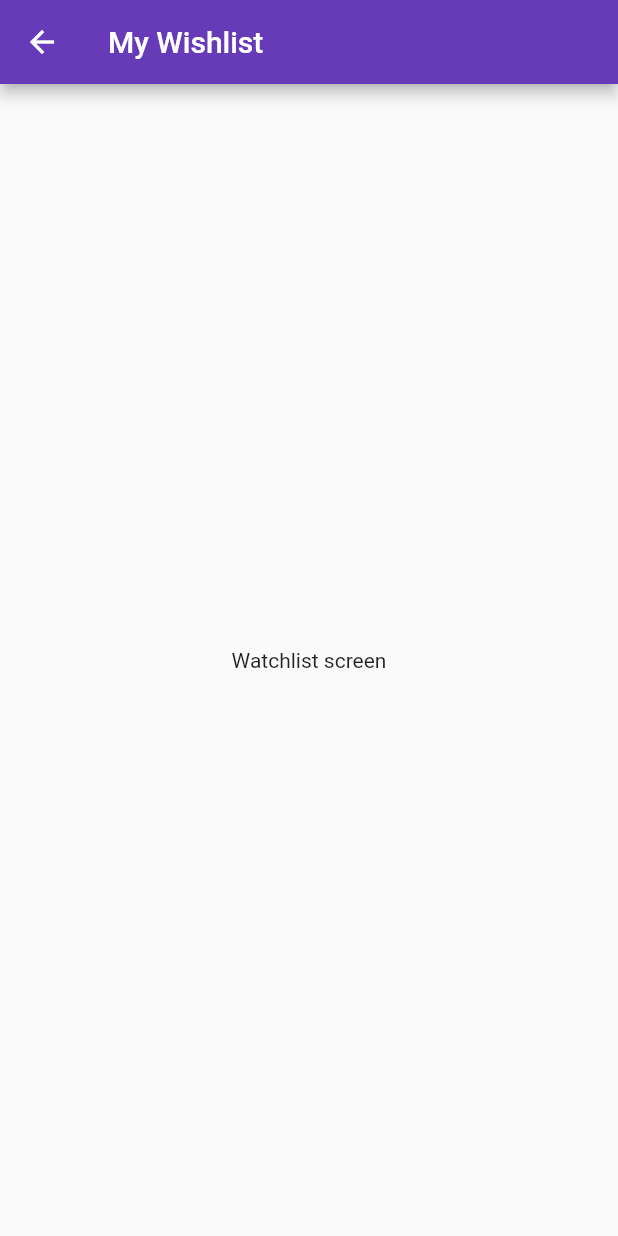
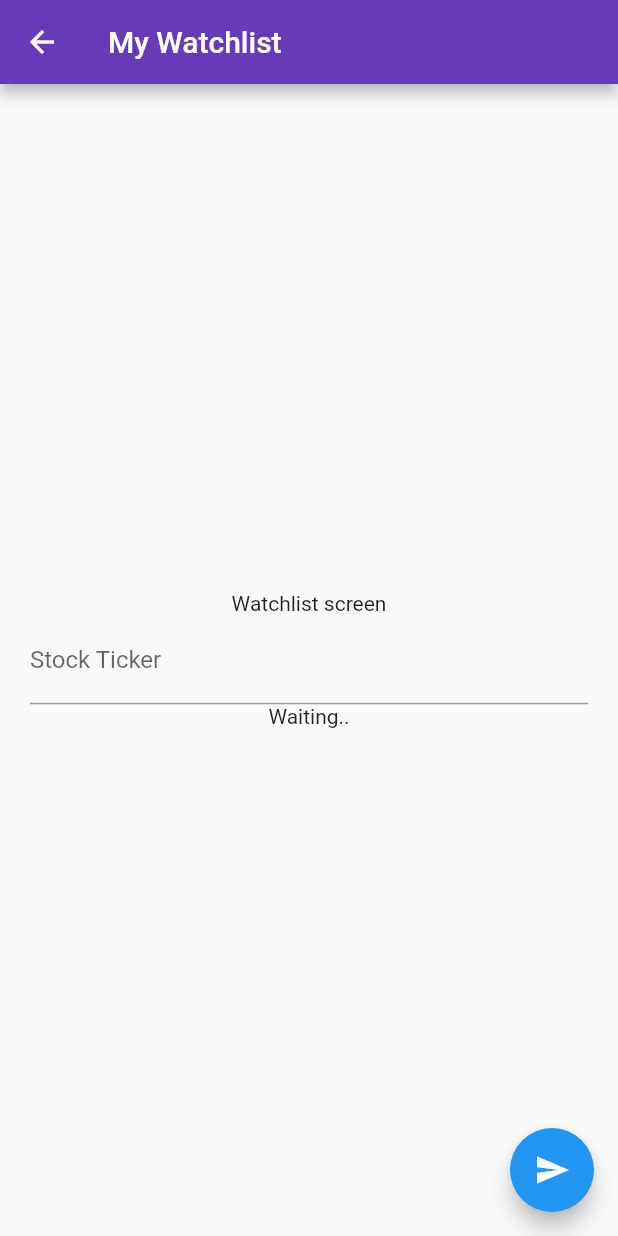
Before and after one commit to CharlesPeterMcCarthy/stock-market-mobile-app, a Flutter app: the WatchlistScreen screen opened by its route, on a phone screen of 412 x 824 dp. Run offline on Flutter 3.47's test engine with Material 2 defaults, Android fonts, the phone set to English and light mode, and no system bars; network calls fail.

Commit message:
Subscribe To Stock Ticker Price Websocket

```diff
--- a/lib/constants/screen-titles.dart
+++ b/lib/constants/screen-titles.dart
@@ -1,6 +1,6 @@
 class ScreenTitles {
 
   static const String HOME_SCREEN = 'Stock Trading';
-  static const String WISHLIST_SCREEN = 'My Wishlist';
+  static const String WATCHLIST_SCREEN = 'My Watchlist';
 
 }
--- a/lib/navigation.dart
+++ b/lib/navigation.dart
@@ -8,7 +8,7 @@ class AppNavigation {
 
   static Map<String, WidgetBuilder> routes = {
     '/': (BuildContext context) => HomeScreen(title: ScreenTitles.HOME_SCREEN),
-    '/watchlist': (BuildContext context) => WatchlistScreen(title: ScreenTitles.WISHLIST_SCREEN)
+    '/watchlist': (BuildContext context) => WatchlistScreen(title: ScreenTitles.WATCHLIST_SCREEN)
   };
 
 }
--- a/lib/screens/watchlist.dart
+++ b/lib/screens/watchlist.dart
@@ -1,29 +1,67 @@
 import 'package:flutter/material.dart';
+import 'package:web_socket_channel/io.dart';
+import 'package:web_socket_channel/web_socket_channel.dart';
 
 class WatchlistScreen extends StatefulWidget {
   WatchlistScreen({Key key, this.title}) : super(key: key);
 
   final String title;
+  final WebSocketChannel channel = IOWebSocketChannel.connect('wss://ws.finnhub.io?token=bs9btlfrh5rahoaofigg');
 
   @override
   _WatchlistScreenState createState() => _WatchlistScreenState();
 }
 
 class _WatchlistScreenState extends State<WatchlistScreen> {
+  TextEditingController _controller = TextEditingController();
+
   @override
   Widget build(BuildContext context) {
     return Scaffold(
       appBar: AppBar(
         title: Text(widget.title),
       ),
-      body: Center(
+      body: Padding(
+        padding: const EdgeInsets.all(20.0),
         child: Column(
           mainAxisAlignment: MainAxisAlignment.center,
           children: <Widget>[
             Text('Watchlist screen'),
+            Form(
+              child: TextFormField(
+                controller: _controller,
+                decoration: InputDecoration(labelText: 'Stock Ticker'),
+              ),
+            ),
+            StreamBuilder(
+              stream: widget.channel.stream,
+              builder: (context, snapshot) {
+                debugPrint(snapshot.toString());
+                debugPrint(context.toString());
+                return Text(snapshot.data == null ? 'Waiting..' : snapshot.data);
+              },
+            )
           ],
         ),
       ),
+      floatingActionButton: FloatingActionButton(
+        onPressed: tickerSubscribe,
+        tooltip: 'Subscribe to Ticket',
+        child: Icon(Icons.send),
+      ),
     );
   }
+
+  @override
+  void dispose() {
+    debugPrint('Closing subscriptions');
+    widget.channel.sink.close();
+    super.dispose();
+  }
+
+  void tickerSubscribe() {
+    debugPrint('Subscribing to ${_controller.text}');
+    if (_controller.text.isNotEmpty) widget.channel.sink.add('{"type": "subscribe", "symbol": "${_controller.text}"}');
+  }
+
 }
--- a/pubspec.yaml
+++ b/pubspec.yaml
@@ -23,6 +23,8 @@ environment:
 dependencies:
   flutter:
     sdk: flutter
+  web_socket_channel: ^1.1.0
+
 
 
   # The following adds the Cupertino Icons font to your application.
```
Also changed, not shown: lib/screens/home.dart (+30 -24 lines), pubspec.lock.
